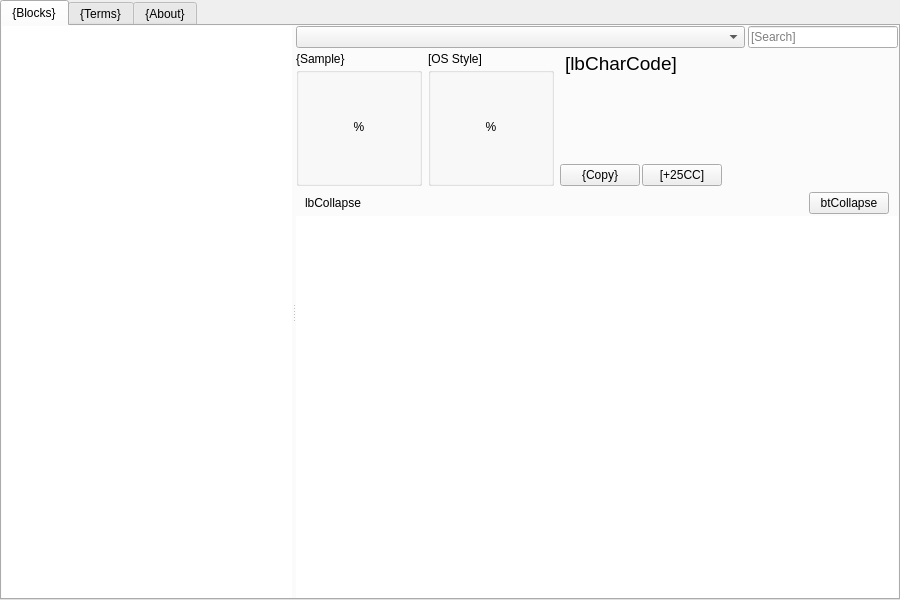
First picture: the form in Unicodia/FmMain.ui, repository Mercury13/unicodia, before the edit.
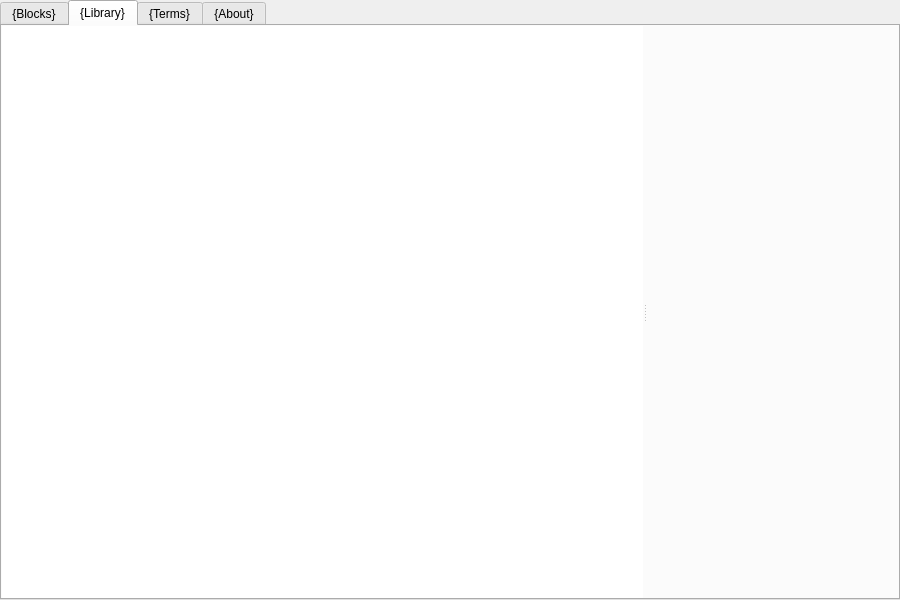
Second picture: the form after the edit. Icons and pictures are not drawn. Custom widgets are drawn as their Qt base class.

Commit message: Start library

The edit to the form file:
```diff
--- a/Unicodia/FmMain.ui
+++ b/Unicodia/FmMain.ui
@@ -33,7 +33,7 @@
     <item>
      <widget class="QTabWidget" name="tabsMain">
       <property name="currentIndex">
-       <number>0</number>
+       <number>1</number>
       </property>
       <widget class="QWidget" name="tabBlocks">
        <attribute name="title">
@@ -545,6 +545,41 @@
         </item>
        </layout>
       </widget>
+      <widget class="QWidget" name="tabLibrary">
+       <attribute name="title">
+        <string>{Library}</string>
+       </attribute>
+       <layout class="QVBoxLayout" name="verticalLayout_11">
+        <property name="spacing">
+         <number>0</number>
+        </property>
+        <property name="leftMargin">
+         <number>0</number>
+        </property>
+        <property name="topMargin">
+         <number>0</number>
+        </property>
+        <property name="rightMargin">
+         <number>0</number>
+        </property>
+        <property name="bottomMargin">
+         <number>0</number>
+        </property>
+        <item>
+         <widget class="QSplitter" name="splitter">
+          <property name="orientation">
+           <enum>Qt::Horizontal</enum>
+          </property>
+          <widget class="QTreeView" name="treeView">
+           <property name="frameShape">
+            <enum>QFrame::NoFrame</enum>
+           </property>
+          </widget>
+          <widget class="QWidget" name="widget_3" native="true"/>
+         </widget>
+        </item>
+       </layout>
+      </widget>
       <widget class="QWidget" name="tabTerms">
        <attribute name="title">
         <string>{Terms}</string>
```
